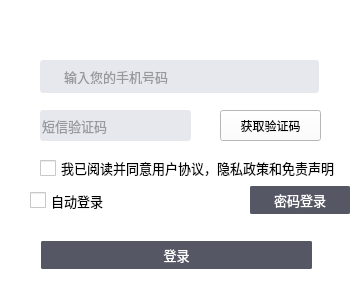
Above: smsloginpage.ui from ZhouMei20220810/TEST before the change. Below: the same form after it.
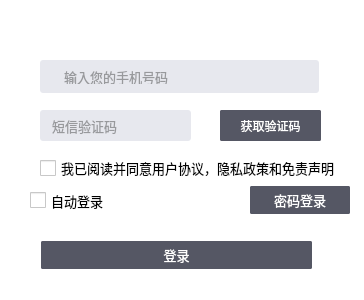
That is the form after the change. Icons and pictures are not drawn.

Commit message: 点击头像,显示个人中心

```diff
--- a/smsloginpage.ui
+++ b/smsloginpage.ui
@@ -204,6 +204,34 @@
      <height>31</height>
     </rect>
    </property>
+   <property name="styleSheet">
+    <string notr="true"> QPushButton {
+     border: 2px solid #555764;
+     border-radius:2px;
+	 background-color: #FF555764;
+	 color:#FFFFFFFF;
+ }
+QPushButton:hover
+{
+	border:2px solid  #FF27282B;
+	background-color: #FF27282B;
+}
+ QPushButton:pressed {
+     border: 2px solid #555764;
+     border-radius: 2px;
+	 background-color: #FF555764;
+	 color:#FFFFFFFF;
+ }
+
+ QPushButton:flat {
+     border: none; /* no border for a flat push button */
+ }
+
+ QPushButton:default {
+     border-color: navy; /* make the default button prominent */
+ }
+</string>
+   </property>
    <property name="text">
     <string>获取验证码</string>
    </property>
@@ -354,8 +382,11 @@
    </property>
    <property name="styleSheet">
     <string notr="true">color:#FF4A4A4A;
-background: #FFE7E8EE;
-border-radius: 3px;</string>
+border-radius: 3px;
+border:none;
+color:#FF4A4A4A;
+background-color: #FFE7E8EE;
+padding-left:10px;</string>
    </property>
    <property name="echoMode">
     <enum>QLineEdit::Normal</enum>
```
The commit also changes 2 other files.
